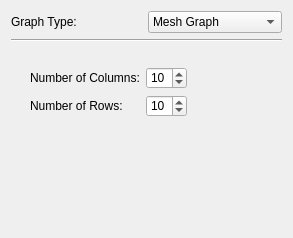
This is src/Plugins/GenerateGraph/generategraphwidget.ui in KDE/rocs as Qt 5 draws it before an edit. The edited form follows.
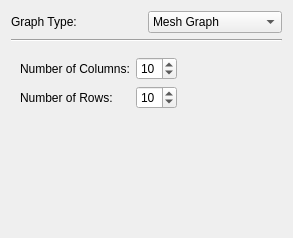
This is the edited form. Custom widgets are drawn as their Qt base class.

```diff
--- a/src/Plugins/GenerateGraph/generategraphwidget.ui
+++ b/src/Plugins/GenerateGraph/generategraphwidget.ui
@@ -63,15 +63,8 @@
       <number>0</number>
      </property>
      <widget class="QWidget" name="page_mesh">
-      <widget class="QWidget" name="formLayoutWidget">
-       <property name="geometry">
-        <rect>
-         <x>19</x>
-         <y>19</y>
-         <width>188</width>
-         <height>50</height>
-        </rect>
-       </property>
+      <layout class="QGridLayout" name="gridLayout_2">
+       <item row="0" column="0">
        <layout class="QFormLayout" name="fromLayoutMesh">
         <property name="fieldGrowthPolicy">
          <enum>QFormLayout::ExpandingFieldsGrow</enum>
@@ -117,7 +110,8 @@
          </widget>
         </item>
        </layout>
-      </widget>
+       </item>
+      </layout>
      </widget>
      <widget class="QWidget" name="page_star">
       <widget class="QWidget" name="formLayoutWidget_2">
```
Left out of the diff: 72 changed lines with no effect on the pictures. Lines whose indentation alone changed are shown as unchanged.
